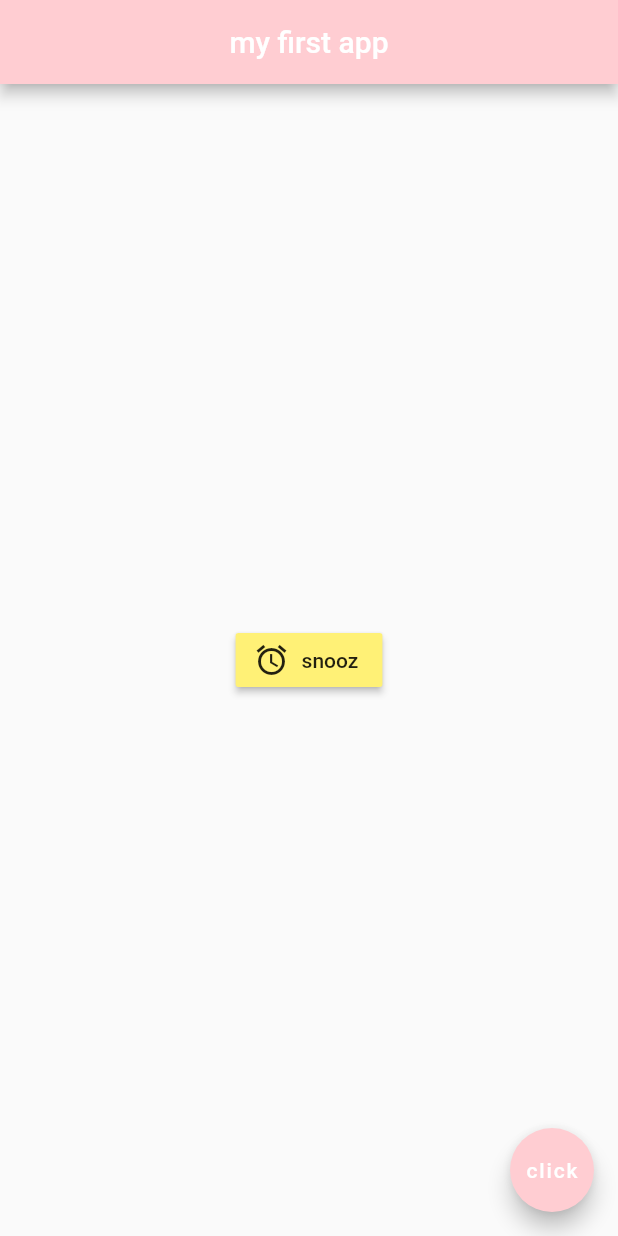
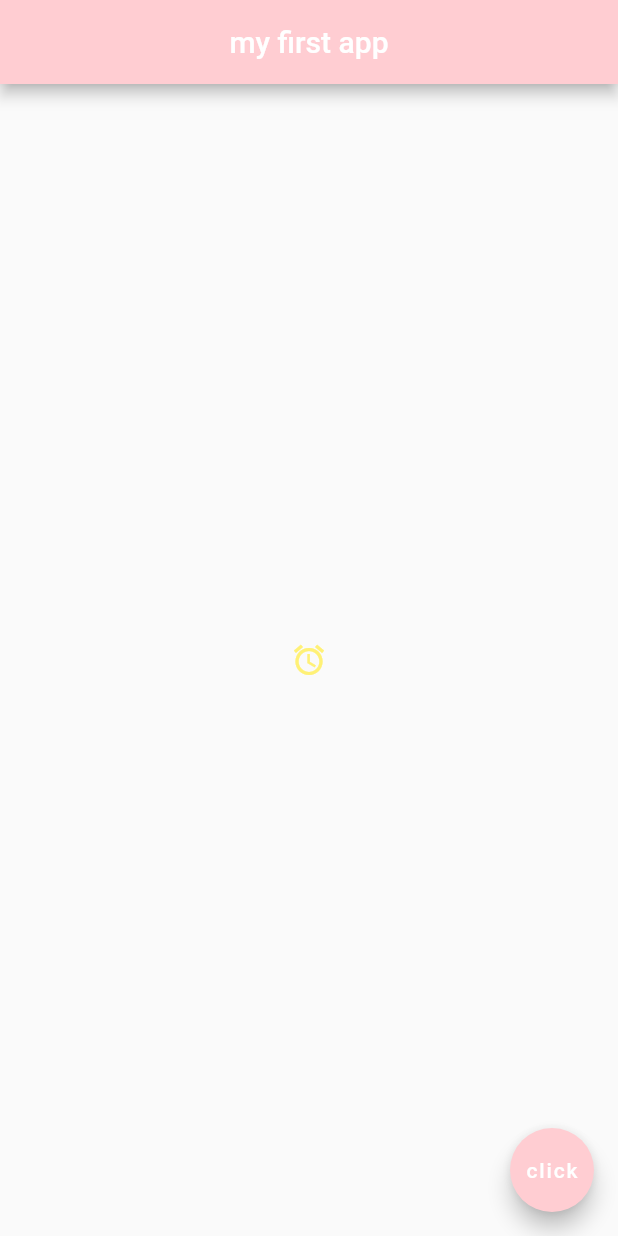
Before and after one commit to hafidid-baha/flutter-tuto, a Flutter app: the screen it shows after launch, on a phone screen of 412 x 824 dp. Run offline on Flutter 3.47's test engine with Material 2 defaults, Android fonts, the phone set to English and light mode, and no system bars.

Commit message:
using the icon button

```diff
--- a/flutter_app/lib/main.dart
+++ b/flutter_app/lib/main.dart
@@ -14,14 +14,13 @@ class Home extends StatelessWidget {
         backgroundColor: Colors.red[100],
       ),
       body: Center(
-        child: RaisedButton.icon(
+        child: IconButton(
           onPressed: ()=>{
             print("you have clicked the snooz button")
           },
           icon: Icon(
             Icons.access_alarm
           ),
-          label: Text("snooz"),
           color: Colors.yellow[300],
         ),
       ),
```
